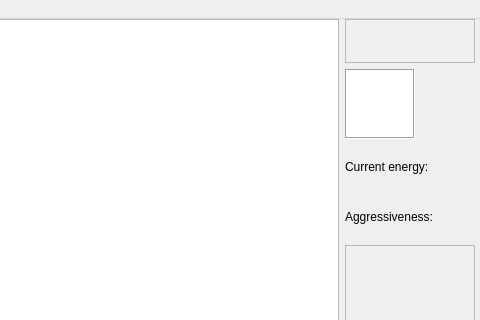
Above: ui/mainwindow.ui from SlaviXG/Project_Ambient before the change; both pictures show x 336 to 816 and y 0 to 320 of the 816 by 649 pixel window. Below: the same form after it.
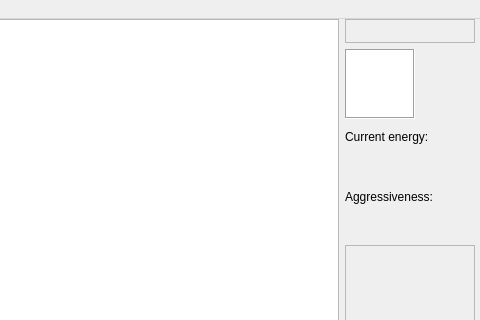
That is the form after the change.

Commit message: Fixed label errors

Patch:
```diff
--- a/ui/mainwindow.ui
+++ b/ui/mainwindow.ui
@@ -82,19 +82,33 @@
           </widget>
          </item>
          <item>
-          <widget class="QLabel" name="curEnergyLabel">
+          <widget class="QLabel" name="curEnergyLabelText">
            <property name="text">
             <string>Current energy:</string>
            </property>
           </widget>
          </item>
          <item>
-          <widget class="QLabel" name="aggressiveness">
+          <widget class="QLabel" name="curEnergyLabel">
+           <property name="text">
+            <string/>
+           </property>
+          </widget>
+         </item>
+         <item>
+          <widget class="QLabel" name="aggressivenessText">
            <property name="text">
             <string>Aggressiveness:</string>
            </property>
           </widget>
          </item>
+         <item>
+          <widget class="QLabel" name="aggressiveness">
+           <property name="text">
+            <string/>
+           </property>
+          </widget>
+         </item>
          <item>
           <widget class="QFrame" name="frame">
            <property name="minimumSize">
```
The commit also changes 1 other file.
